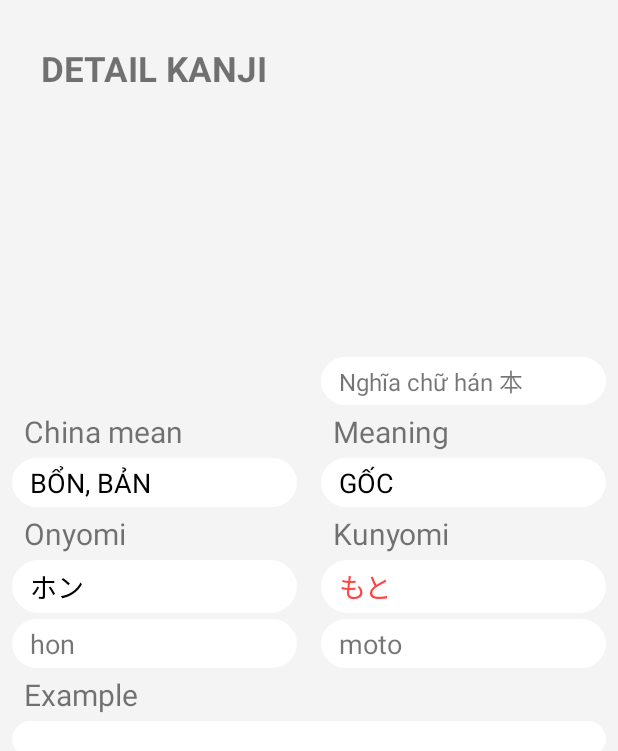
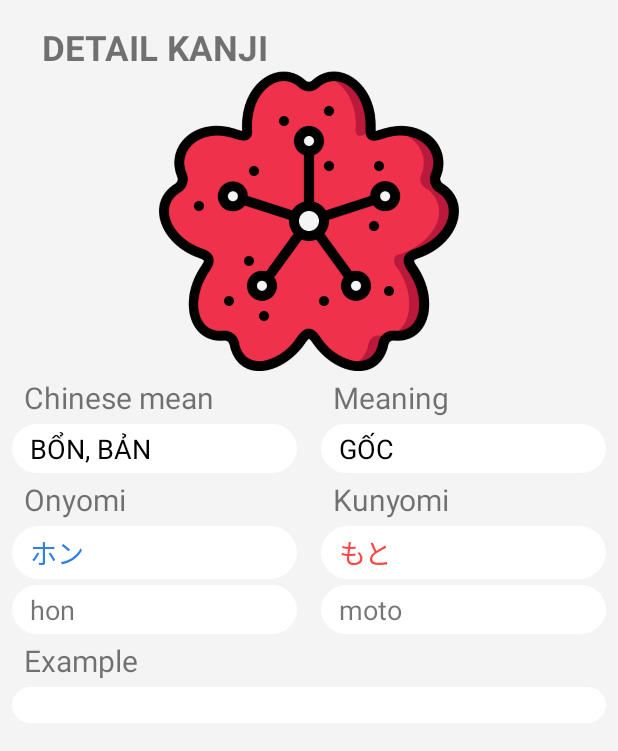
Before and after one commit to pmtuan98/EasyKanziCapstone, an Android app: the KanjiDetailActivity screen opened directly, with no data from a screen before it, on a phone screen of 412 x 824 dp. Shown: the top 751 px of the screen. Run offline under Robolectric (Android 15) with nearby library versions, the phone set to English and light mode, and no system bars; 1 statement that could not run was skipped.

Commit message:
Fill kanji data

```diff
--- a/app/src/main/java/com/illidant/easykanzicapstone/domain/model/Kanji.kt
+++ b/app/src/main/java/com/illidant/easykanzicapstone/domain/model/Kanji.kt
@@ -11,8 +11,8 @@ data class Kanji(
     val kanji: String,
     @SerializedName("sino_vietnamese")
     val sino_vietnamese: String,
-    @SerializedName("meaning")
-    val meaning: String,
+    @SerializedName("kanji_meaning")
+    val kanji_meaning: String,
     @SerializedName("onyomi")
     val onyomi: String,
     @SerializedName("on_furigana")
--- a/app/src/main/java/com/illidant/easykanzicapstone/platform/api/ApiConstant.kt
+++ b/app/src/main/java/com/illidant/easykanzicapstone/platform/api/ApiConstant.kt
@@ -6,8 +6,8 @@ object ApiConstant {
     const val URL_REGISTER = "auth/signup"
     const val URL_GET_ALL_LEVELS = "v1/levels"
     const val URL_GET_KANJI_BY_LESSON_ID = "v1/lessons/{id}/kanjis"
-    const val URL_GET_LESSON_BY_LEVEL_ID = "/api/v1/level/{id}/lessons"
-    const val URL_GET_KANJI_BY_ID = "/api/v1/kanjis/{id}"
+    const val URL_GET_LESSON_BY_LEVEL_ID = "v1/level/{id}/lessons"
+    const val URL_GET_KANJI_BY_ID = "v1/kanjis/{id}"
 
     const val HEADER_USERNAME = "username"
     const val HEADER_PASSWORD = "password"
--- a/app/src/main/java/com/illidant/easykanzicapstone/platform/api/ApiService.kt
+++ b/app/src/main/java/com/illidant/easykanzicapstone/platform/api/ApiService.kt
@@ -21,5 +21,5 @@ interface ApiService {
     @GET(ApiConstant.URL_GET_LESSON_BY_LEVEL_ID)
     fun getLessonByLevelID(@Path("id")id: Int): Call<List<Lesson>>
     @GET(ApiConstant.URL_GET_KANJI_BY_ID)
-    fun getKanjiByID(@Path("id")id: Int): Call<List<Kanji>>
+    fun getKanjiByID(@Path("id")id: Int): Call<Kanji>
 }
--- a/app/src/main/java/com/illidant/easykanzicapstone/platform/repository/KanjiRepository.kt
+++ b/app/src/main/java/com/illidant/easykanzicapstone/platform/repository/KanjiRepository.kt
@@ -10,5 +10,5 @@ class KanjiRepository (
     private val remote: KanjiDataSource.Remote
 ): KanjiRepositoryType{
     override fun getKanjiByLessonID(id: Int): Call<List<Kanji>> = remote.getKanjiByLessonID(id)
-    override fun getKanjiByID(id: Int): Call<List<Kanji>> = remote.getKanjiByID(id)
+    override fun getKanjiByID(id: Int): Call<Kanji> = remote.getKanjiByID(id)
 }
--- a/app/src/main/java/com/illidant/easykanzicapstone/platform/source/KanjiDataSource.kt
+++ b/app/src/main/java/com/illidant/easykanzicapstone/platform/source/KanjiDataSource.kt
@@ -10,6 +10,6 @@ interface KanjiDataSource {
 
     interface Remote {
         fun getKanjiByLessonID(id: Int): Call<List<Kanji>>
-        fun getKanjiByID(id: Int): Call<List<Kanji>>
+        fun getKanjiByID(id: Int): Call<Kanji>
     }
 }
--- a/app/src/main/java/com/illidant/easykanzicapstone/platform/source/remote/KanjiRemoteDataSource.kt
+++ b/app/src/main/java/com/illidant/easykanzicapstone/platform/source/remote/KanjiRemoteDataSource.kt
@@ -9,5 +9,5 @@ class KanjiRemoteDataSource(
     private val  apiService: ApiService
 ): KanjiDataSource.Remote {
     override fun getKanjiByLessonID(id: Int): Call<List<Kanji>> = apiService.getKanjiByLessonID(id)
-    override fun getKanjiByID(id: Int): Call<List<Kanji>> = apiService.getKanjiByID(id)
+    override fun getKanjiByID(id: Int): Call<Kanji> = apiService.getKanjiByID(id)
 }
--- a/app/src/main/java/com/illidant/easykanzicapstone/ui/screen/kanji/KanjiContract.kt
+++ b/app/src/main/java/com/illidant/easykanzicapstone/ui/screen/kanji/KanjiContract.kt
@@ -5,9 +5,13 @@ import com.illidant.easykanzicapstone.domain.model.Kanji
 interface KanjiContract{
     interface View{
         fun getKanjiByLesson(listKanjiLesson: List<Kanji>)
+
+        fun getKanjiByID(kanji: Kanji)
     }
 
     interface Presenter{
-        fun kanjiRequest(id: Int)
+        fun kanjiByLessonRequest(id: Int)
+
+        fun kanjiByIDRequest(id: Int)
     }
 }
--- a/app/src/main/java/com/illidant/easykanzicapstone/ui/screen/kanji/KanjiDetailActivity.kt
+++ b/app/src/main/java/com/illidant/easykanzicapstone/ui/screen/kanji/KanjiDetailActivity.kt
@@ -2,16 +2,19 @@ package com.illidant.easykanzicapstone.ui.screen.kanji
 
 import androidx.appcompat.app.AppCompatActivity
 import android.os.Bundle
+import android.util.Log
 import com.illidant.easykanzicapstone.R
 import com.illidant.easykanzicapstone.domain.model.Kanji
 import com.illidant.easykanzicapstone.platform.api.RetrofitService
 import com.illidant.easykanzicapstone.platform.repository.KanjiRepository
 import com.illidant.easykanzicapstone.platform.source.remote.KanjiRemoteDataSource
+import kotlinx.android.synthetic.main.activity_kanji_detail.*
 
 class KanjiDetailActivity : AppCompatActivity(), KanjiContract.View {
     override fun onCreate(savedInstanceState: Bundle?) {
         super.onCreate(savedInstanceState)
         setContentView(R.layout.activity_kanji_detail)
+        initialize()
     }
 
     private val presenter by lazy {
@@ -21,7 +24,23 @@ class KanjiDetailActivity : AppCompatActivity(), KanjiContract.View {
         KanjiPresenter(this, repository)
     }
 
-    override fun getKanjiByLesson(listKanjiLesson: List<Kanji>) {
+    private fun initialize() {
+        var kanji_id = intent.getIntExtra("KANJI_ID",0)
+        Log.d("Receive_KANJI_ID", kanji_id.toString())
+        presenter.kanjiByIDRequest(kanji_id)
 
     }
+
+    override fun getKanjiByLesson(listKanjiLesson: List<Kanji>) {
+       //Not use
+    }
+
+    override fun getKanjiByID(kanjiAttribute: Kanji) {
+        textKanjiChinaMean.text = kanjiAttribute.sino_vietnamese
+        textKanjiVietMean.text = kanjiAttribute.kanji_meaning
+        textKanjiOnyomi.text = kanjiAttribute.onyomi
+        textKanjiKunyomi.text = kanjiAttribute.kunyomi
+        textOnFurigana.text = kanjiAttribute.on_furigana
+        textKunFurigana.text = kanjiAttribute.kun_furigana
+    }
 }
--- a/app/src/main/java/com/illidant/easykanzicapstone/ui/screen/kanji/KanjiPresenter.kt
+++ b/app/src/main/java/com/illidant/easykanzicapstone/ui/screen/kanji/KanjiPresenter.kt
@@ -10,15 +10,29 @@ import retrofit2.Response
 class KanjiPresenter(
     private val view: KanjiContract.View,
     private val repository: KanjiRepository): KanjiContract.Presenter {
-    override fun kanjiRequest(id: Int) {
+    override fun kanjiByLessonRequest(id: Int) {
         repository.getKanjiByLessonID(id).enqueue(object : Callback<List<Kanji>>{
             override fun onResponse(call: Call<List<Kanji>>, response: Response<List<Kanji>>) {
                response.body()?.let { view.getKanjiByLesson(it) }
             }
 
             override fun onFailure(call: Call<List<Kanji>>, t: Throwable) {
+
+            }
+        })
+
+    }
+
+    override fun kanjiByIDRequest(id: Int) {
+        repository.getKanjiByID(id).enqueue(object : Callback<Kanji>{
+            override fun onResponse(call: Call<Kanji>, response: Response<Kanji>) {
+                response.body()?.let { view.getKanjiByID(it) }
+            }
+            override fun onFailure(call: Call<Kanji>, t: Throwable) {
                 TODO("Not yet implemented")
             }
+
+
         })
     }
 }
--- a/app/src/main/res/layout/activity_kanji_detail.xml
+++ b/app/src/main/res/layout/activity_kanji_detail.xml
@@ -18,41 +18,31 @@
     <TextView
         android:id="@+id/imageKanjiRemember"
         android:layout_width="wrap_content"
-        android:layout_marginTop="30dp"
         android:layout_height="wrap_content"
+        android:layout_marginTop="16dp"
         android:text="DETAIL KANJI"
         android:textSize="23sp"
         android:textStyle="bold"
         app:layout_constraintEnd_toStartOf="@id/guideline"
+        app:layout_constraintHorizontal_bias="0.508"
         app:layout_constraintStart_toStartOf="parent"
         app:layout_constraintTop_toTopOf="parent" />
 
-    <TextView
-        android:id="@+id/textKanjiRemember"
-        android:layout_width="0dp"
-        android:layout_height="wrap_content"
-        android:layout_marginStart="8dp"
-        android:layout_marginTop="4dp"
-        android:layout_marginEnd="8dp"
-        android:layout_marginBottom="320dp"
-        android:background="@drawable/bg_detail_kanji"
-        android:paddingStart="12dp"
-        android:paddingTop="4dp"
-        android:paddingEnd="12dp"
-        android:paddingBottom="4dp"
-        android:text="Nghĩa chữ hán 本"
-        android:textSize="16sp"
-        app:layout_constraintBottom_toBottomOf="parent"
+    <ImageView
+        android:id="@+id/kanjiStroke"
+        android:layout_width="wrap_content"
+        android:layout_height="200dp"
+        android:src="@drawable/jpd131"
         app:layout_constraintEnd_toEndOf="parent"
-        app:layout_constraintStart_toEndOf="@id/guideline"
-        app:layout_constraintTop_toTopOf="parent" />
+        app:layout_constraintStart_toStartOf="parent"
+        app:layout_constraintTop_toBottomOf="@+id/imageKanjiRemember"/>
 
     <androidx.constraintlayout.widget.Barrier
         android:id="@+id/barrier1"
         android:layout_width="wrap_content"
         android:layout_height="wrap_content"
         app:barrierDirection="bottom"
-        app:constraint_referenced_ids="imageKanjiRemember,textKanjiRemember" />
+        app:constraint_referenced_ids="imageKanjiRemember,kanjiStroke" />
 
     <TextView
         android:id="@+id/titleChinaMean"
@@ -62,7 +52,7 @@
         android:layout_marginTop="4dp"
         android:layout_marginEnd="16dp"
         android:layout_marginBottom="4dp"
-        android:text="China mean"
+        android:text="Chinese mean"
         android:textSize="20sp"
         app:layout_constraintEnd_toStartOf="@id/guideline"
         app:layout_constraintStart_toStartOf="parent"
@@ -158,27 +148,26 @@
         app:layout_constraintTop_toBottomOf="@+id/barrier2" />
 
     <TextView
-        android:id="@+id/textKanjiOnkomi"
+        android:id="@+id/textKanjiOnyomi"
         android:layout_width="0dp"
         android:layout_height="wrap_content"
         android:layout_marginStart="8dp"
         android:layout_marginTop="4dp"
         android:layout_marginEnd="8dp"
-        android:layout_marginBottom="4dp"
         android:background="@drawable/bg_detail_kanji"
         android:paddingStart="12dp"
         android:paddingTop="4dp"
         android:paddingEnd="12dp"
         android:paddingBottom="4dp"
         android:text="ホン"
-        android:textColor="@color/color_text_primary"
+        android:textColor="@color/color_kanji_onjomi"
         android:textSize="18sp"
         app:layout_constraintEnd_toStartOf="@+id/guideline"
         app:layout_constraintStart_toStartOf="parent"
         app:layout_constraintTop_toBottomOf="@id/titleOnjomi" />
 
     <TextView
-        android:id="@+id/textKanjiKunjomi"
+        android:id="@+id/textKanjiKunyomi"
         android:layout_width="0dp"
         android:layout_height="wrap_content"
         android:layout_marginStart="8dp"
@@ -202,10 +191,10 @@
         android:layout_width="wrap_content"
         android:layout_height="wrap_content"
         app:barrierDirection="bottom"
-        app:constraint_referenced_ids="textKanjiOnkomi,textKanjiKunjomi" />
+        app:constraint_referenced_ids="textKanjiOnyomi,textKanjiKunyomi" />
 
     <TextView
-        android:id="@+id/textKanjiRonjomi"
+        android:id="@+id/textOnFurigana"
         android:layout_width="0dp"
         android:layout_height="wrap_content"
         android:layout_marginStart="8dp"
@@ -224,7 +213,7 @@
         app:layout_constraintTop_toBottomOf="@id/barrier3" />
 
     <TextView
-        android:id="@+id/textKanjiRkunjomi"
+        android:id="@+id/textKunFurigana"
         android:layout_width="0dp"
         android:layout_height="wrap_content"
         android:layout_marginStart="8dp"
@@ -247,7 +236,7 @@
         android:layout_width="wrap_content"
         android:layout_height="wrap_content"
         app:barrierDirection="bottom"
-        app:constraint_referenced_ids="textKanjiRonjomi, textKanjiRkunjomi" />
+        app:constraint_referenced_ids="textOnFurigana, textKunFurigana" />
 
     <TextView
         android:id="@+id/titleExample"
@@ -277,4 +266,6 @@
         app:layout_constraintStart_toStartOf="parent"
         app:layout_constraintTop_toBottomOf="@id/titleExample" />
 
+
+
 </androidx.constraintlayout.widget.ConstraintLayout>
```
Also changed, not shown: app/src/main/java/com/illidant/easykanzicapstone/ui/screen/kanji/KanjiByLevelActivity.kt (+5 -6 lines), app/src/main/java/com/illidant/easykanzicapstone/ui/screen/kanji/KanjiByLevelAdapter.kt (+6 -2 lines).
